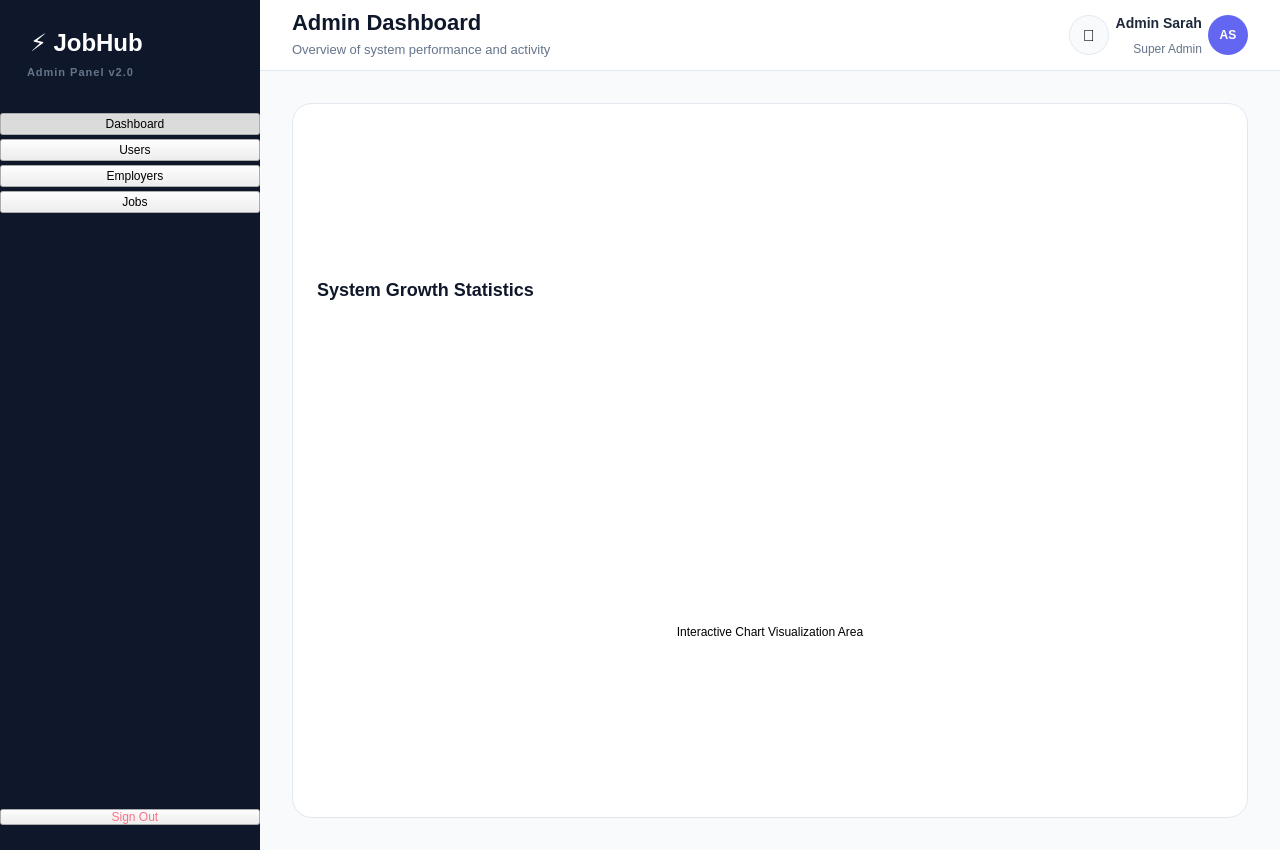
First picture: the form in client/resources/ui/admin_dashboard.ui, repository imaira203/BTLPY_N21_D31, before the edit.
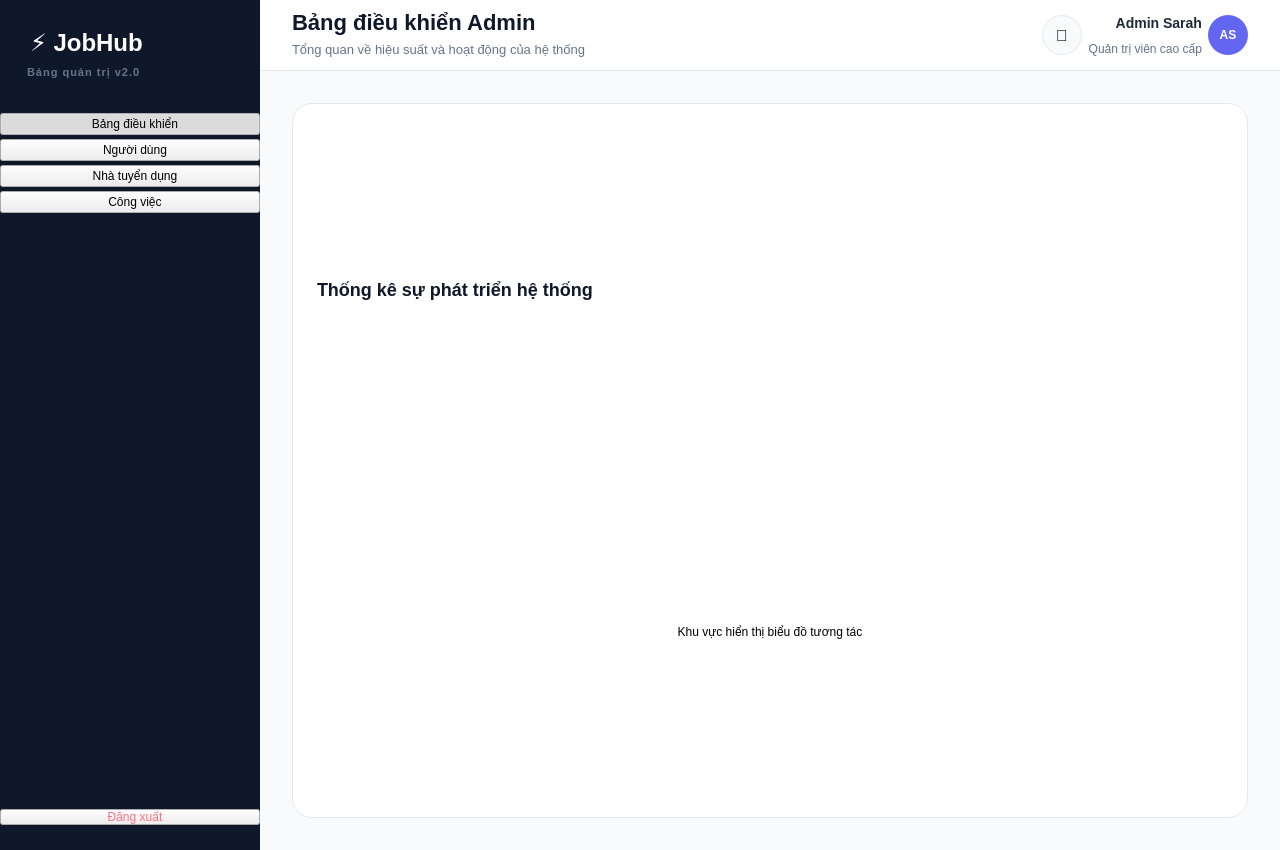
Second picture: the form after the edit.

Commit message: fix ui cac tab user

```diff
--- a/client/resources/ui/admin_dashboard.ui
+++ b/client/resources/ui/admin_dashboard.ui
@@ -151,14 +151,14 @@
        <item>
         <widget class="QLabel" name="adminPanelLabel">
          <property name="text">
-          <string>Admin Panel v2.0</string>
+          <string>Bảng quản trị v2.0</string>
          </property>
         </widget>
        </item>
        <item>
         <widget class="QPushButton" name="navDashboard">
          <property name="text">
-          <string>   Dashboard</string>
+          <string>   Bảng điều khiển</string>
          </property>
          <property name="checkable">
           <bool>true</bool>
@@ -174,7 +174,7 @@
        <item>
         <widget class="QPushButton" name="navUserMgmt">
          <property name="text">
-          <string>   Users</string>
+          <string>   Người dùng</string>
          </property>
          <property name="checkable">
           <bool>true</bool>
@@ -187,7 +187,7 @@
        <item>
         <widget class="QPushButton" name="navHRMgmt">
          <property name="text">
-          <string>   Employers</string>
+          <string>   Nhà tuyển dụng</string>
          </property>
          <property name="checkable">
           <bool>true</bool>
@@ -200,7 +200,7 @@
        <item>
         <widget class="QPushButton" name="navJobMgmt">
          <property name="text">
-          <string>   Jobs</string>
+          <string>   Công việc</string>
          </property>
          <property name="checkable">
           <bool>true</bool>
@@ -226,7 +226,7 @@
        <item>
         <widget class="QPushButton" name="logoutButton">
          <property name="text">
-          <string>   Sign Out</string>
+          <string>   Đăng xuất</string>
          </property>
          <property name="class" stdset="0">
           <string>navBtn</string>
@@ -271,14 +271,14 @@
             <item>
              <widget class="QLabel" name="pageTitle">
               <property name="text">
-               <string>Admin Dashboard</string>
+               <string>Bảng điều khiển Admin</string>
               </property>
              </widget>
             </item>
             <item>
              <widget class="QLabel" name="pageSubTitle">
               <property name="text">
-               <string>Overview of system performance and activity</string>
+               <string>Tổng quan về hiệu suất và hoạt động của hệ thống</string>
               </property>
              </widget>
             </item>
@@ -334,7 +334,7 @@
                <set>Qt::AlignRight|Qt::AlignTrailing|Qt::AlignVCenter</set>
               </property>
               <property name="text">
-               <string>Super Admin</string>
+               <string>Quản trị viên cao cấp</string>
               </property>
              </widget>
             </item>
@@ -418,7 +418,7 @@
                  <string notr="true">font-size: 18px; font-weight: 700; color: #0F172A;</string>
                 </property>
                 <property name="text">
-                 <string>System Growth Statistics</string>
+                 <string>Thống kê sự phát triển hệ thống</string>
                 </property>
                </widget>
               </item>
@@ -428,7 +428,7 @@
                  <set>Qt::AlignCenter</set>
                 </property>
                 <property name="text">
-                 <string>Interactive Chart Visualization Area</string>
+                 <string>Khu vực hiển thị biểu đồ tương tác</string>
                 </property>
                </widget>
               </item>
```
Left out of the diff: 2 changed lines with no effect on the pictures. The commit also changes 5 other files.
